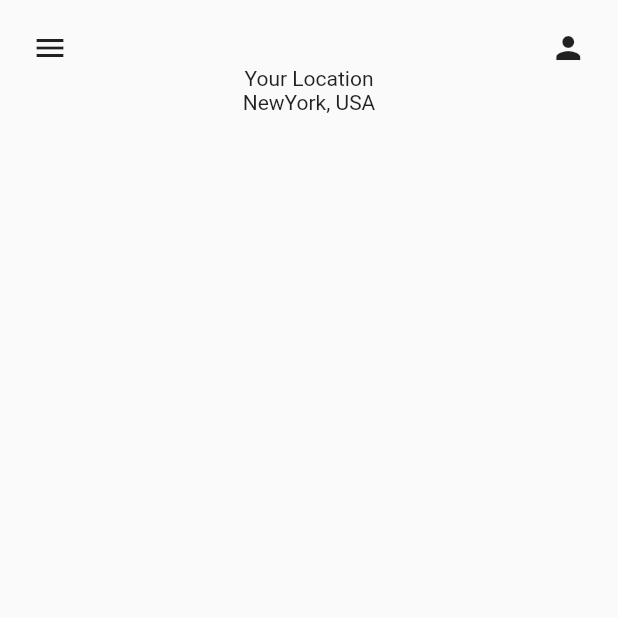
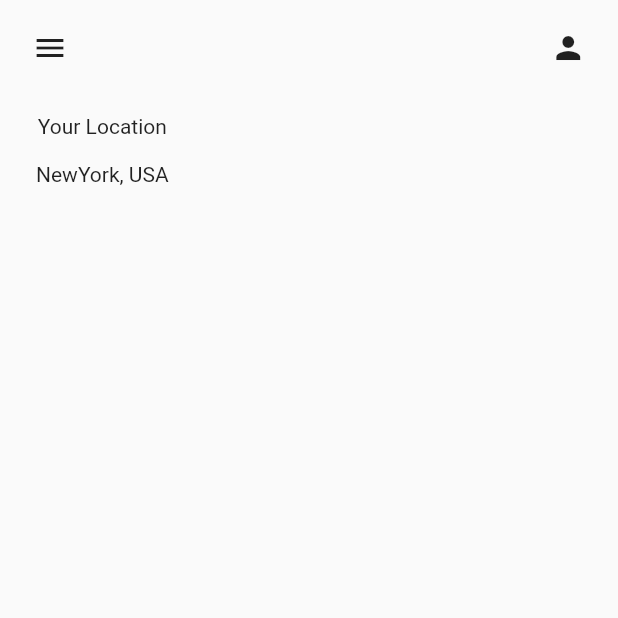
Before and after one commit to EhsanTgv/PetAdoption_Demo, a Flutter app: the screen it shows after launch, on a phone screen of 412 x 824 dp, the top half of it. Run offline on Flutter 3.47's test engine with Material 2 defaults, Android fonts, the phone set to English and light mode, and no system bars.

Commit message:
HomePage fix title places

```diff
--- a/lib/screens/home_screen.dart
+++ b/lib/screens/home_screen.dart
@@ -36,8 +36,16 @@ class _HomePageState extends State<HomePage> {
   }
 
   Widget titleWidget() {
-    return Column(
-      children: <Widget>[Text("Your Location"), Text("NewYork, USA")],
+    return Container(
+      margin: EdgeInsets.only(top: 32, left: 24),
+      alignment: Alignment.centerLeft,
+      child: Column(
+        children: <Widget>[
+          Text("Your Location"),
+          SizedBox(height: 16),
+          Text("NewYork, USA"),
+        ],
+      ),
     );
   }
 
```
